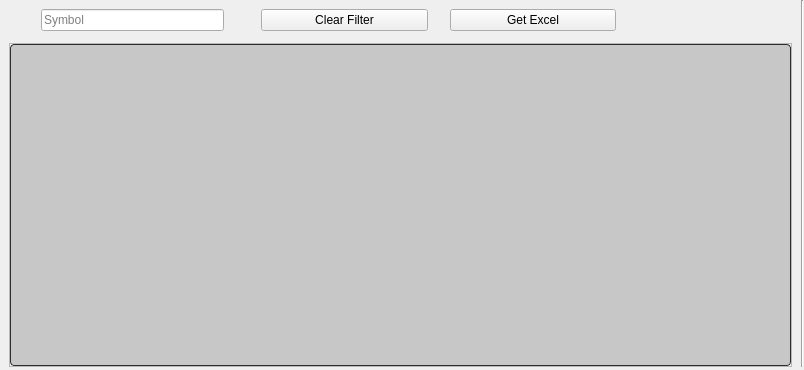
First picture: the form in Resources/UI/tableBWSWM.ui, repository ArhamshareKrushil/ScanRisk, before the edit.
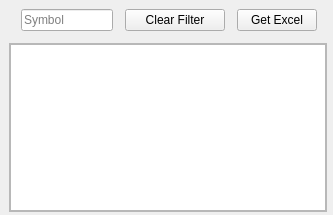
Second picture: the form after the edit. Icons and pictures are not drawn.

Patch:
```diff
--- a/Resources/UI/tableBWSWM.ui
+++ b/Resources/UI/tableBWSWM.ui
@@ -6,8 +6,8 @@
    <rect>
     <x>0</x>
     <y>0</y>
-    <width>804</width>
-    <height>370</height>
+    <width>333</width>
+    <height>215</height>
    </rect>
   </property>
   <property name="windowTitle">
@@ -74,149 +74,7 @@
           </font>
          </property>
          <property name="styleSheet">
-          <string notr="true">QTreeView:branch:selected, QTreeView:branch:hover {
-  background: url(&quot;:/qss_icons/rc/transparent.png&quot;);
-}
-
-QTreeView:branch:has-siblings:!adjoins-item {
-  border-image: url(&quot;:/qss_icons/rc/branch_line.png&quot;) 0;
-}
-
-QTreeView:branch:has-siblings:adjoins-item {
-  border-image: url(&quot;:/qss_icons/rc/branch_more.png&quot;) 0;
-}
-
-QTreeView:branch:!has-children:!has-siblings:adjoins-item {
-  border-image: url(&quot;:/qss_icons/rc/branch_end.png&quot;) 0;
-}
-
-QTreeView:branch:has-children:!has-siblings:closed, QTreeView:branch:closed:has-children:has-siblings {
-  border-image: none;
-  image: url(&quot;:/qss_icons/rc/branch_closed.png&quot;);
-}
-
-QTreeView:branch:open:has-children:!has-siblings, QTreeView:branch:open:has-children:has-siblings {
-  border-image: none;
-  image: url(&quot;:/qss_icons/rc/branch_open.png&quot;);
-}
-
-QTreeView:branch:has-children:!has-siblings:closed:hover, QTreeView:branch:closed:has-children:has-siblings:hover {
-  image: url(&quot;:/qss_icons/rc/branch_closed_focus.png&quot;);
-}
-
-QTreeView:branch:open:has-children:!has-siblings:hover, QTreeView:branch:open:has-children:has-siblings:hover {
-  image: url(&quot;:/qss_icons/rc/branch_open_focus.png&quot;);
-}
-
-QTreeView::indicator:checked,
-QListView::indicator:checked {
-  image: url(&quot;:/qss_icons/rc/checkbox_checked.png&quot;);
-}
-
-QTreeView::indicator:checked:hover, QTreeView::indicator:checked:focus, QTreeView::indicator:checked:pressed,
-QListView::indicator:checked:hover,
-QListView::indicator:checked:focus,
-QListView::indicator:checked:pressed {
-  image: url(&quot;:/qss_icons/rc/checkbox_checked_focus.png&quot;);
-}
-
-QTreeView::indicator:unchecked,
-QListView::indicator:unchecked {
-  image: url(&quot;:/qss_icons/rc/checkbox_unchecked.png&quot;);
-}
-
-QTreeView::indicator:unchecked:hover, QTreeView::indicator:unchecked:focus, QTreeView::indicator:unchecked:pressed,
-QListView::indicator:unchecked:hover,
-QListView::indicator:unchecked:focus,
-QListView::indicator:unchecked:pressed {
-  image: url(&quot;:/qss_icons/rc/checkbox_unchecked_focus.png&quot;);
-}
-
-QTreeView::indicator:indeterminate,
-QListView::indicator:indeterminate {
-  image: url(&quot;:/qss_icons/rc/checkbox_indeterminate.png&quot;);
-}
-
-QTreeView::indicator:indeterminate:hover, QTreeView::indicator:indeterminate:focus, QTreeView::indicator:indeterminate:pressed,
-QListView::indicator:indeterminate:hover,
-QListView::indicator:indeterminate:focus,
-QListView::indicator:indeterminate:pressed {
-  image: url(&quot;:/qss_icons/rc/checkbox_indeterminate_focus.png&quot;);
-}
-
-QTreeView,
-QListView,
-QTableView,
-QColumnView {
-  background-color: #c7c7c7;
-  border: 1px solid #2d2d2d;
-  color: #000000;
-  gridline-color: #2d2d2d;
-  border-radius: 4px;
-}
-
-QTreeView:disabled,
-QListView:disabled,
-QTableView:disabled,
-QColumnView:disabled {
-  background-color: #c7c7c7;
-  color: #000000;
-}
-
-QTreeView:selected,
-QListView:selected,
-QTableView:selected,
-QColumnView:selected {
-  background-color: #c7c7c7;
-  color: #000000;
-}
-
-QTreeView:hover,
-QListView:hover,
-QTableView:hover,
-QColumnView:hover {
-  background-color: #c7c7c7;
-  border: 1px solid #148CD2;
-}
-
-QTreeView::item:pressed,
-QListView::item:pressed,
-QTableView::item:pressed,
-QColumnView::item:pressed {
-  background-color: #c7c7c7;
-}
-
-QTreeView::item:selected:hover,
-QListView::item:selected:hover,
-QTableView::item:selected:hover,
-QColumnView::item:selected:hover {
-  background: #c7c7c7;
-  color: #000000;
-}
-
-QTreeView::item:selected:active,
-QListView::item:selected:active,
-QTableView::item:selected:active,
-QColumnView::item:selected:active {
-background-color: palette(highlight);
- color: palette(highlightedText);
-}
-
-QTreeView::item:!selected:hover,
-QListView::item:!selected:hover,
-QTableView::item:!selected:hover,
-QColumnView::item:!selected:hover {
-  outline: 0;
-  color: #148CD2;
-  background-color: #2d2d2d;
-}
-
-QTableCornerButton::section {
-  background-color: #282828;
-  border: 1px transparent #2d2d2d;
-  border-radius: 0px;
-}
-</string>
+          <string notr="true"/>
          </property>
          <property name="selectionBehavior">
           <enum>QAbstractItemView::SelectRows</enum>
@@ -235,50 +93,6 @@
       </layout>
      </widget>
     </item>
-    <item row="1" column="2">
-     <widget class="Line" name="line_2">
-      <property name="styleSheet">
-       <string notr="true">background-color: transparent;</string>
-      </property>
-      <property name="orientation">
-       <enum>Qt::Horizontal</enum>
-      </property>
-     </widget>
-    </item>
-    <item row="3" column="1">
-     <widget class="Line" name="line_18">
-      <property name="orientation">
-       <enum>Qt::Horizontal</enum>
-      </property>
-     </widget>
-    </item>
-    <item row="0" column="4" rowspan="3">
-     <widget class="Line" name="line_17">
-      <property name="orientation">
-       <enum>Qt::Vertical</enum>
-      </property>
-     </widget>
-    </item>
-    <item row="2" column="3">
-     <widget class="Line" name="line_3">
-      <property name="styleSheet">
-       <string notr="true">background-color: transparent;</string>
-      </property>
-      <property name="orientation">
-       <enum>Qt::Vertical</enum>
-      </property>
-     </widget>
-    </item>
-    <item row="2" column="0">
-     <widget class="Line" name="line">
-      <property name="styleSheet">
-       <string notr="true">background-color: transparent;</string>
-      </property>
-      <property name="orientation">
-       <enum>Qt::Vertical</enum>
-      </property>
-     </widget>
-    </item>
     <item row="0" column="1" colspan="3">
      <widget class="QWidget" name="indexBar" native="true">
       <property name="sizePolicy">
@@ -294,149 +108,7 @@
        </size>
       </property>
       <property name="styleSheet">
-       <string notr="true">QTreeView:branch:selected, QTreeView:branch:hover {
-  background: url(&quot;:/qss_icons/rc/transparent.png&quot;);
-}
-
-QTreeView:branch:has-siblings:!adjoins-item {
-  border-image: url(&quot;:/qss_icons/rc/branch_line.png&quot;) 0;
-}
-
-QTreeView:branch:has-siblings:adjoins-item {
-  border-image: url(&quot;:/qss_icons/rc/branch_more.png&quot;) 0;
-}
-
-QTreeView:branch:!has-children:!has-siblings:adjoins-item {
-  border-image: url(&quot;:/qss_icons/rc/branch_end.png&quot;) 0;
-}
-
-QTreeView:branch:has-children:!has-siblings:closed, QTreeView:branch:closed:has-children:has-siblings {
-  border-image: none;
-  image: url(&quot;:/qss_icons/rc/branch_closed.png&quot;);
-}
-
-QTreeView:branch:open:has-children:!has-siblings, QTreeView:branch:open:has-children:has-siblings {
-  border-image: none;
-  image: url(&quot;:/qss_icons/rc/branch_open.png&quot;);
-}
-
-QTreeView:branch:has-children:!has-siblings:closed:hover, QTreeView:branch:closed:has-children:has-siblings:hover {
-  image: url(&quot;:/qss_icons/rc/branch_closed_focus.png&quot;);
-}
-
-QTreeView:branch:open:has-children:!has-siblings:hover, QTreeView:branch:open:has-children:has-siblings:hover {
-  image: url(&quot;:/qss_icons/rc/branch_open_focus.png&quot;);
-}
-
-QTreeView::indicator:checked,
-QListView::indicator:checked {
-  image: url(&quot;:/qss_icons/rc/checkbox_checked.png&quot;);
-}
-
-QTreeView::indicator:checked:hover, QTreeView::indicator:checked:focus, QTreeView::indicator:checked:pressed,
-QListView::indicator:checked:hover,
-QListView::indicator:checked:focus,
-QListView::indicator:checked:pressed {
-  image: url(&quot;:/qss_icons/rc/checkbox_checked_focus.png&quot;);
-}
-
-QTreeView::indicator:unchecked,
-QListView::indicator:unchecked {
-  image: url(&quot;:/qss_icons/rc/checkbox_unchecked.png&quot;);
-}
-
-QTreeView::indicator:unchecked:hover, QTreeView::indicator:unchecked:focus, QTreeView::indicator:unchecked:pressed,
-QListView::indicator:unchecked:hover,
-QListView::indicator:unchecked:focus,
-QListView::indicator:unchecked:pressed {
-  image: url(&quot;:/qss_icons/rc/checkbox_unchecked_focus.png&quot;);
-}
-
-QTreeView::indicator:indeterminate,
-QListView::indicator:indeterminate {
-  image: url(&quot;:/qss_icons/rc/checkbox_indeterminate.png&quot;);
-}
-
-QTreeView::indicator:indeterminate:hover, QTreeView::indicator:indeterminate:focus, QTreeView::indicator:indeterminate:pressed,
-QListView::indicator:indeterminate:hover,
-QListView::indicator:indeterminate:focus,
-QListView::indicator:indeterminate:pressed {
-  image: url(&quot;:/qss_icons/rc/checkbox_indeterminate_focus.png&quot;);
-}
-
-QTreeView,
-QListView,
-QTableView,
-QColumnView {
-  background-color: #ffffff;
-  border: 1px solid #2d2d2d;
-  color: #F0F0F0;
-  gridline-color: #2d2d2d;
-  border-radius: 4px;
-}
-
-QTreeView:disabled,
-QListView:disabled,
-QTableView:disabled,
-QColumnView:disabled {
-  background-color: #1e1e1e;
-  color: #787878;
-}
-
-QTreeView:selected,
-QListView:selected,
-QTableView:selected,
-QColumnView:selected {
-  background-color: #ffffff;
-  color: #2d2d2d;
-}
-
-QTreeView:hover,
-QListView:hover,
-QTableView:hover,
-QColumnView:hover {
-  background-color: #ffffff;
-  border: 1px solid #148CD2;
-}
-
-QTreeView::item:pressed,
-QListView::item:pressed,
-QTableView::item:pressed,
-QColumnView::item:pressed {
-  background-color: #ffffff;
-}
-
-QTreeView::item:selected:hover,
-QListView::item:selected:hover,
-QTableView::item:selected:hover,
-QColumnView::item:selected:hover {
-  background: #ffffff;
-  color: #282828;
-}
-
-QTreeView::item:selected:active,
-QListView::item:selected:active,
-QTableView::item:selected:active,
-QColumnView::item:selected:active {
-background-color: palette(highlight);
- color: palette(highlightedText);
-}
-
-QTreeView::item:!selected:hover,
-QListView::item:!selected:hover,
-QTableView::item:!selected:hover,
-QColumnView::item:!selected:hover {
-  outline: 0;
-  color: #148CD2;
-  background-color: #2d2d2d;
-}
-
-QTableCornerButton::section {
-  background-color: #282828;
-  border: 1px transparent #2d2d2d;
-  border-radius: 0px;
-}
-</string>
+       <string notr="true"/>
       </property>
       <layout class="QGridLayout" name="gridLayout_2">
        <item row="0" column="1" rowspan="2" colspan="2">
@@ -508,6 +180,12 @@
        </item>
        <item row="0" column="6" rowspan="2">
         <widget class="QPushButton" name="pbGetExcel">
+         <property name="minimumSize">
+          <size>
+           <width>80</width>
+           <height>0</height>
+          </size>
+         </property>
          <property name="maximumSize">
           <size>
            <width>200</width>
@@ -521,6 +199,12 @@
        </item>
        <item row="0" column="4" rowspan="2">
         <widget class="QPushButton" name="pbClearfilter">
+         <property name="minimumSize">
+          <size>
+           <width>100</width>
+           <height>0</height>
+          </size>
+         </property>
          <property name="maximumSize">
           <size>
            <width>200</width>
@@ -567,6 +251,43 @@
       </layout>
      </widget>
     </item>
+    <item row="1" column="2">
+     <widget class="Line" name="line_2">
+      <property name="styleSheet">
+       <string notr="true">background-color: transparent;</string>
+      </property>
+      <property name="orientation">
+       <enum>Qt::Horizontal</enum>
+      </property>
+     </widget>
+    </item>
+    <item row="3" column="1">
+     <widget class="Line" name="line_18">
+      <property name="orientation">
+       <enum>Qt::Horizontal</enum>
+      </property>
+     </widget>
+    </item>
+    <item row="2" column="3">
+     <widget class="Line" name="line_3">
+      <property name="styleSheet">
+       <string notr="true">background-color: transparent;</string>
+      </property>
+      <property name="orientation">
+       <enum>Qt::Vertical</enum>
+      </property>
+     </widget>
+    </item>
+    <item row="2" column="0">
+     <widget class="Line" name="line">
+      <property name="styleSheet">
+       <string notr="true">background-color: transparent;</string>
+      </property>
+      <property name="orientation">
+       <enum>Qt::Vertical</enum>
+      </property>
+     </widget>
+    </item>
    </layout>
   </widget>
  </widget>
```
Left out of the diff: 2 changed lines with no effect on the pictures.
